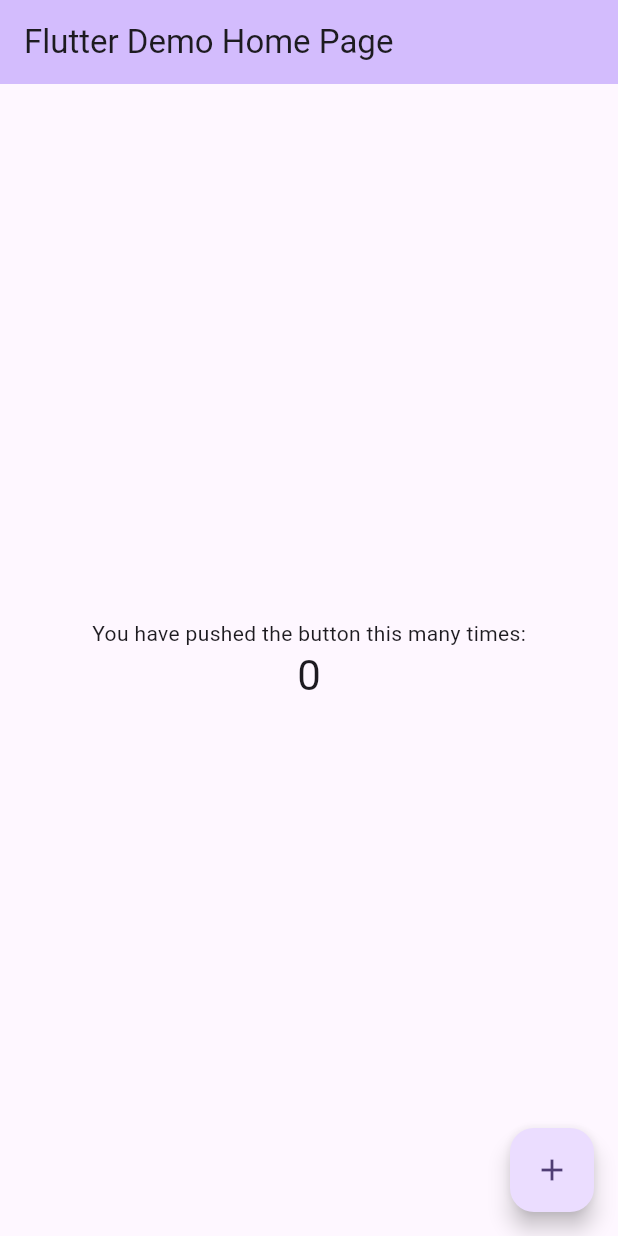
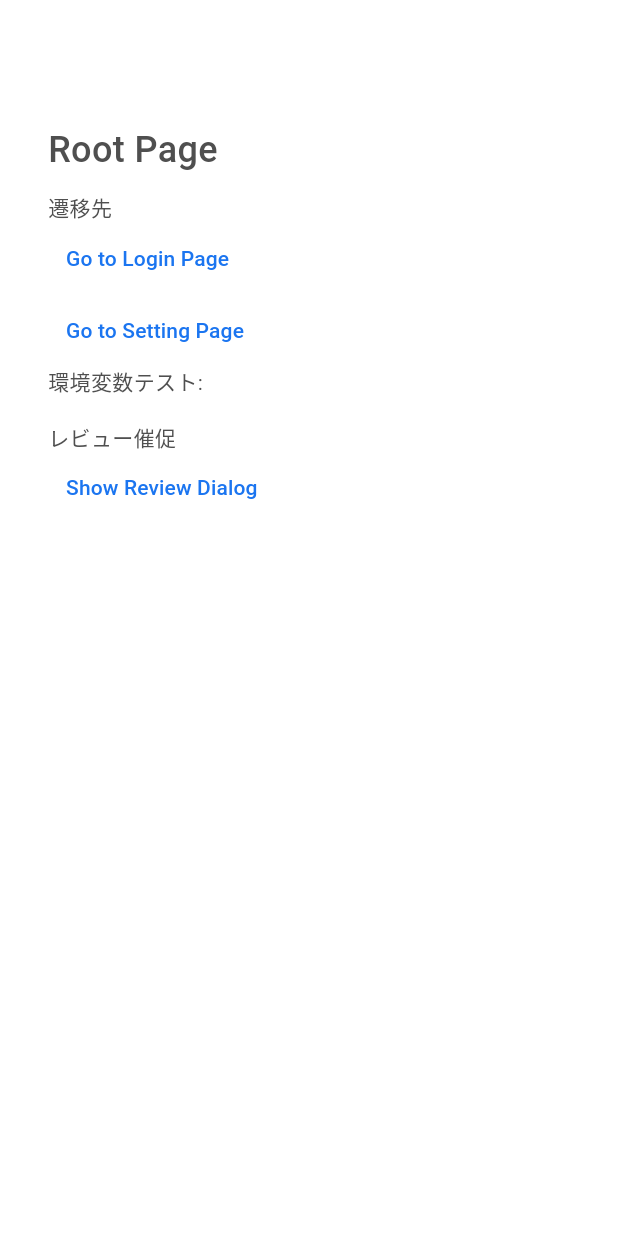
Before and after one commit to SugiKent/flutter_template, a Flutter app: the screen it shows after launch, on a phone screen of 412 x 824 dp. Run offline on Flutter 3.47's test engine with Material 3 defaults, Android fonts, the phone set to English and light mode, and no system bars; our stand-ins replace firebase_analytics, firebase_core, firebase_crashlytics, flutter_dotenv; missing offline and left inert: rate_my_app; accounts and stored records are empty.

Commit message:
環境変数やルーティング設定に対応

```diff
--- a/lib/main.dart
+++ b/lib/main.dart
@@ -3,10 +3,19 @@ import 'dart:async';
 import 'package:firebase_core/firebase_core.dart';
 import 'package:firebase_crashlytics/firebase_crashlytics.dart';
 import 'package:flutter/material.dart';
+import 'package:flutter_dotenv/flutter_dotenv.dart';
+import 'package:flutter_localizations/flutter_localizations.dart';
+
+import 'routes/generator.dart';
+import 'routes/navigator_key.dart';
+import 'themes/color_schemes.dart';
 
 void main() async {
   await runZonedGuarded(() async {
     WidgetsFlutterBinding.ensureInitialized();
+
+    // 環境変数のロード
+    await dotenv.load(fileName: ".env");
 
     await Firebase.initializeApp();
     FlutterError.onError = FirebaseCrashlytics.instance.recordFlutterError;
@@ -24,114 +33,26 @@ class MyApp extends StatelessWidget {
   Widget build(BuildContext context) {
     return MaterialApp(
       title: 'Flutter Demo',
+      localizationsDelegates: const [
+        GlobalMaterialLocalizations.delegate,
+        GlobalWidgetsLocalizations.delegate,
+        GlobalCupertinoLocalizations.delegate,
+      ],
+      supportedLocales: const [
+        Locale('ja', 'JP'),
+      ],
+      // テーマの設定
       theme: ThemeData(
-        // This is the theme of your application.
-        //
-        // TRY THIS: Try running your application with "flutter run". You'll see
-        // the application has a purple toolbar. Then, without quitting the app,
-        // try changing the seedColor in the colorScheme below to Colors.green
-        // and then invoke "hot reload" (save your changes or press the "hot
-        // reload" button in a Flutter-supported IDE, or press "r" if you used
-        // the command line to start the app).
-        //
-        // Notice that the counter didn't reset back to zero; the application
-        // state is not lost during the reload. To reset the state, use hot
-        // restart instead.
-        //
-        // This works for code too, not just values: Most code changes can be
-        // tested with just a hot reload.
-        colorScheme: ColorScheme.fromSeed(seedColor: Colors.deepPurple),
+        colorScheme: lightColorScheme,
         useMaterial3: true,
       ),
-      home: const MyHomePage(title: 'Flutter Demo Home Page'),
+      darkTheme: ThemeData(
+        colorScheme: darkColorScheme,
+        useMaterial3: true,
+      ),
+      initialRoute: '/',
+      onGenerateRoute: generateRoute,
+      navigatorKey: navigatorKey,
     );
   }
 }
-
-class MyHomePage extends StatefulWidget {
-  const MyHomePage({super.key, required this.title});
-
-  // This widget is the home page of your application. It is stateful, meaning
-  // that it has a State object (defined below) that contains fields that affect
-  // how it looks.
-
-  // This class is the configuration for the state. It holds the values (in this
-  // case the title) provided by the parent (in this case the App widget) and
-  // used by the build method of the State. Fields in a Widget subclass are
-  // always marked "final".
-
-  final String title;
-
-  @override
-  State<MyHomePage> createState() => _MyHomePageState();
-}
-
-class _MyHomePageState extends State<MyHomePage> {
-  int _counter = 0;
-
-  void _incrementCounter() {
-    setState(() {
-      // This call to setState tells the Flutter framework that something has
-      // changed in this State, which causes it to rerun the build method below
-      // so that the display can reflect the updated values. If we changed
-      // _counter without calling setState(), then the build method would not be
-      // called again, and so nothing would appear to happen.
-      _counter++;
-    });
-  }
-
-  @override
-  Widget build(BuildContext context) {
-    // This method is rerun every time setState is called, for instance as done
-    // by the _incrementCounter method above.
-    //
-    // The Flutter framework has been optimized to make rerunning build methods
-    // fast, so that you can just rebuild anything that needs updating rather
-    // than having to individually change instances of widgets.
-    return Scaffold(
-      appBar: AppBar(
-        // TRY THIS: Try changing the color here to a specific color (to
-        // Colors.amber, perhaps?) and trigger a hot reload to see the AppBar
-        // change color while the other colors stay the same.
-        backgroundColor: Theme.of(context).colorScheme.inversePrimary,
-        // Here we take the value from the MyHomePage object that was created by
-        // the App.build method, and use it to set our appbar title.
-        title: Text(widget.title),
-      ),
-      body: Center(
-        // Center is a layout widget. It takes a single child and positions it
-        // in the middle of the parent.
-        child: Column(
-          // Column is also a layout widget. It takes a list of children and
-          // arranges them vertically. By default, it sizes itself to fit its
-          // children horizontally, and tries to be as tall as its parent.
-          //
-          // Column has various properties to control how it sizes itself and
-          // how it positions its children. Here we use mainAxisAlignment to
-          // center the children vertically; the main axis here is the vertical
-          // axis because Columns are vertical (the cross axis would be
-          // horizontal).
-          //
-          // TRY THIS: Invoke "debug painting" (choose the "Toggle Debug Paint"
-          // action in the IDE, or press "p" in the console), to see the
-          // wireframe for each widget.
-          mainAxisAlignment: MainAxisAlignment.center,
-          children: <Widget>[
-            const Text(
-              'You have pushed the button this many times:',
-            ),
-            Text(
-              '$_counter',
-              style: Theme.of(context).textTheme.headlineMedium,
-            ),
-          ],
-        ),
-      ),
-      floatingActionButton: FloatingActionButton(
-        onPressed: _incrementCounter,
-        tooltip: 'Increment',
-        child: const Icon(Icons.add),
-      ), // This trailing comma makes auto-formatting nicer for build methods.
-    );
-  }
-}
--- /dev/null
+++ b/lib/routes/generator.dart
@@ -0,0 +1,35 @@
+import 'package:flutter/material.dart';
+
+import '../views/pages/login/login_page.dart';
+import '../views/pages/root/root_page.dart';
+import '../views/pages/setting/setting_page.dart';
+
+// ルーティングの定数
+// 動的な path などをどう表現するか
+class Routes {
+  static const String rootRoute = '/';
+  static const String loginRoute = '/login';
+  static const String settingRoute = '/setting';
+}
+
+Route<dynamic> generateRoute(RouteSettings settings) {
+  switch (settings.name) {
+    case Routes.rootRoute:
+      return MaterialPageRoute(
+        builder: (_) => RootPage(),
+      );
+    case Routes.loginRoute:
+      return MaterialPageRoute(
+        builder: (_) => LoginPage(),
+      );
+    case Routes.settingRoute:
+      return MaterialPageRoute(
+        builder: (_) => SettingPage(),
+      );
+    default:
+      return MaterialPageRoute(
+          builder: (_) => const Scaffold(
+                body: Center(child: Text('No route defined')),
+              ));
+  }
+}
--- /dev/null
+++ b/lib/routes/navigator_key.dart
@@ -0,0 +1,6 @@
+import 'package:flutter/widgets.dart';
+
+// context なしで遷移するやつ
+// ref.https://stackoverflow.com/questions/52962112/how-to-navigate-without-context-in-flutter-app
+
+final GlobalKey<NavigatorState> navigatorKey = GlobalKey<NavigatorState>();
--- /dev/null
+++ b/lib/services/analytics/events.dart
@@ -0,0 +1,34 @@
+import 'package:firebase_analytics/firebase_analytics.dart';
+
+enum ScreenName {
+  login,
+  home,
+  setting,
+  contactForm,
+}
+
+enum TapTarget {
+  login,
+  logout,
+  termsOfService,
+}
+
+class AnalyticsEventService {
+  // ページ表示イベント
+  Future<void> logPage(ScreenName screenName) async {
+    await FirebaseAnalytics.instance.logEvent(
+      name: 'page_view',
+      parameters: {
+        'screen_name': screenName.name,
+      },
+    );
+  }
+
+  // なにかをタップした際のイベント
+  Future<void> logTapEvent(TapTarget tapTarget, ScreenName screenName) async {
+    await FirebaseAnalytics.instance.logEvent(
+      name: 'tap',
+      parameters: {'screen_name': screenName.name, 'object': tapTarget.name},
+    );
+  }
+}
--- /dev/null
+++ b/lib/services/environment/environment.dart
@@ -0,0 +1,30 @@
+import 'package:flutter_dotenv/flutter_dotenv.dart';
+
+class Environment {
+  final EnvironmentKind kind;
+  final String testEnvText = dotenv.env['TEST_ENV_TEXT'] ?? '';
+
+  factory Environment() {
+    const env = String.fromEnvironment('env');
+    return env == 'prod' ? Environment.prod() : Environment.dev();
+  }
+
+  Environment._({
+    required this.kind,
+  });
+
+  Environment.prod()
+      : this._(
+          kind: EnvironmentKind.prod,
+        );
+
+  Environment.dev()
+      : this._(
+          kind: EnvironmentKind.dev,
+        );
+}
+
+enum EnvironmentKind {
+  dev,
+  prod,
+}
--- /dev/null
+++ b/lib/themes/color_schemes.dart
@@ -0,0 +1,63 @@
+import 'package:flutter/material.dart';
+
+const lightColorScheme = ColorScheme(
+  brightness: Brightness.light,
+  primary: Color(0xFF1B75F0),
+  onPrimary: Color(0xFFFFFFFF),
+  primaryContainer: Color(0xFFE3EFFF),
+  onPrimaryContainer: Color(0xFF1B75F0),
+  secondary: Color(0xFF4E616D),
+  onSecondary: Color(0xFFFFFFFF),
+  secondaryContainer: Color(0xFFD2E5F4),
+  onSecondaryContainer: Color(0xFF0A1E28),
+  tertiary: Color.fromARGB(255, 224, 224, 224),
+  onTertiary: Color(0xFFFFFFFF),
+  tertiaryContainer: Color(0xFF97F0FF),
+  onTertiaryContainer: Color(0xFF001F24),
+  error: Color(0xFFBA1A1A),
+  errorContainer: Color(0xFFFFDAD6),
+  onError: Color(0xFFFFFFFF),
+  onErrorContainer: Color(0xFF410002),
+  surface: Color.fromARGB(255, 255, 255, 255),
+  onSurface: Color(0xFF4F4F4F),
+  onSurfaceVariant: Color(0xFFBDBDBD),
+  outline: Color.fromARGB(255, 198, 203, 208), // disabled なボタンの背景色に利用
+  onInverseSurface: Color(0xFFF0F1F3),
+  inverseSurface: Color(0xFF2E3133),
+  inversePrimary: Color.fromARGB(255, 112, 179, 218),
+  shadow: Color(0xFF000000),
+  surfaceTint: Color.fromARGB(255, 36, 37, 37),
+  outlineVariant: Color(0xFFC1C7CE),
+  scrim: Color(0xFF000000),
+);
+
+const darkColorScheme = ColorScheme(
+  brightness: Brightness.dark,
+  primary: Color(0xFF1B75F0),
+  onPrimary: Color(0xFFFFFFFF),
+  primaryContainer: Color(0xFFE3EFFF),
+  onPrimaryContainer: Color(0xFF1B75F0),
+  secondary: Color(0xFF4E616D),
+  onSecondary: Color(0xFFFFFFFF),
+  secondaryContainer: Color(0xFFD2E5F4),
+  onSecondaryContainer: Color(0xFF0A1E28),
+  tertiary: Color.fromARGB(255, 224, 224, 224),
+  onTertiary: Color(0xFFFFFFFF),
+  tertiaryContainer: Color(0xFF97F0FF),
+  onTertiaryContainer: Color(0xFF001F24),
+  error: Color(0xFFBA1A1A),
+  errorContainer: Color(0xFFFFDAD6),
+  onError: Color(0xFFFFFFFF),
+  onErrorContainer: Color(0xFF410002),
+  surface: Color.fromARGB(255, 255, 255, 255),
+  onSurface: Color(0xFF4F4F4F),
+  onSurfaceVariant: Color(0xFFBDBDBD),
+  outline: Color(0xFF71787E),
+  onInverseSurface: Color(0xFFF0F1F3),
+  inverseSurface: Color(0xFF2E3133),
+  inversePrimary: Color.fromARGB(255, 112, 179, 218),
+  shadow: Color(0xFF000000),
+  surfaceTint: Color.fromARGB(255, 36, 37, 37),
+  outlineVariant: Color(0xFFC1C7CE),
+  scrim: Color(0xFF000000),
+);
--- /dev/null
+++ b/lib/views/pages/root/root_page.dart
@@ -0,0 +1,59 @@
+import 'package:flutter/material.dart';
+
+import '../../../routes/generator.dart';
+import '../../../routes/navigator_key.dart';
+import '../../../services/analytics/events.dart';
+import '../../../services/environment/environment.dart';
+import '../../../services/rate_my_app/rate_my_app.dart';
+
+class RootPage extends StatelessWidget {
+  RootPage({super.key}) {
+    AnalyticsEventService().logPage(ScreenName.home);
+  }
+
+  @override
+  Widget build(BuildContext context) {
+    return Scaffold(
+      body: Padding(
+        padding: const EdgeInsets.symmetric(vertical: 88, horizontal: 32),
+        child: Column(
+          crossAxisAlignment: CrossAxisAlignment.start,
+          children: [
+            Text(
+              'Root Page',
+              style: TextStyle(
+                color: Theme.of(context).colorScheme.onSurface,
+                fontSize: 24,
+                fontWeight: FontWeight.w500,
+                height: 1,
+              ),
+            ),
+            const SizedBox(height: 16),
+            const Text('遷移先'),
+            TextButton(
+              onPressed: () {
+                navigatorKey.currentState?.pushNamed(Routes.loginRoute);
+              },
+              child: const Text('Go to Login Page'),
+            ),
+            TextButton(
+              onPressed: () {
+                navigatorKey.currentState?.pushNamed(Routes.settingRoute);
+              },
+              child: const Text('Go to Setting Page'),
+            ),
+            Text('環境変数テスト: ${Environment().testEnvText}'),
+            const SizedBox(height: 16),
+            const Text('レビュー催促'),
+            TextButton(
+              onPressed: () {
+                showRateDialog(context);
+              },
+              child: const Text('Show Review Dialog'),
+            )
+          ],
+        ),
+      ),
+    );
+  }
+}
```
Also changed, not shown: lib/environment.dart (deleted, +0 -33 lines), lib/services/rate_my_app/rate_my_app.dart (added, +25 -0 lines), lib/views/pages/login/login_page.dart (added, +46 -0 lines), lib/views/pages/setting/setting_page.dart (added, +46 -0 lines), pubspec.yaml (+8 -5 lines), pubspec.lock, 9 other files.
